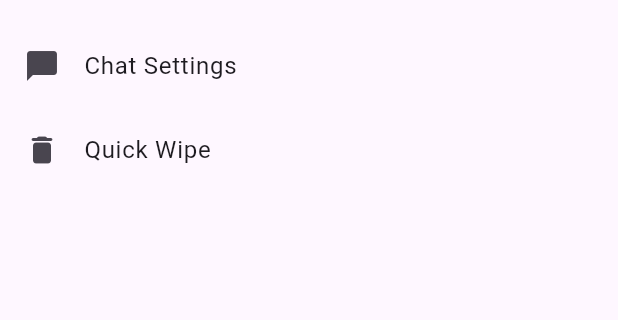
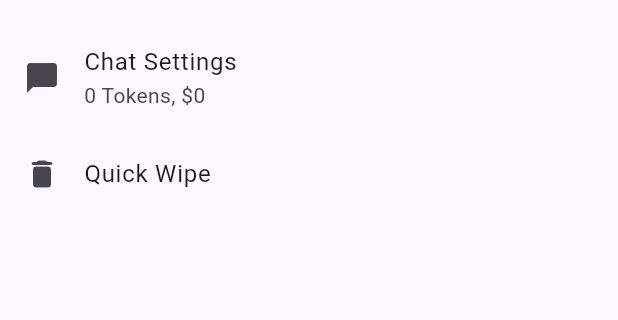
Before and after one commit to ArcaneArts/ars_cognitio, a Flutter app: the SettingsScreen screen opened directly, after a tap on "Quick Wipe", on a phone screen of 412 x 824 dp, the part 60-380 px from its top. Run offline on Flutter 3.47's test engine with Material 2 defaults, Android fonts, the phone set to English and light mode, and no system bars; our stand-ins replace blur, flutter_chat_types, flutter_chat_ui, flutter_markdown, get, googleapis_auth and 5 more; missing offline and left inert: dart_openai, dialoger, fast_log, flutter_gpt_tokenizer, googleapis, memcached and 3 more; accounts and stored records are empty; network calls fail.

Commit message:
works on macos

```diff
--- a/lib/model/data.dart
+++ b/lib/model/data.dart
@@ -10,6 +10,8 @@
 import 'package:ars_cognitio/model/chat/chat.dart';
 import 'package:ars_cognitio/model/generated_image.dart';
 import 'package:ars_cognitio/model/settings.dart';
+import 'package:ars_cognitio/services/chat_service.dart';
+import 'package:dart_openai/openai.dart';
 import 'package:json_annotation/json_annotation.dart';
 
 part 'data.g.dart';
@@ -19,6 +21,70 @@ class Data {
   List<Chat>? chats;
   Settings? settings;
   List<GeneratedImage>? generatedImages;
+  Map<String, int>? promptTokens;
+  Map<String, int>? completionTokens;
+
+  Map<String, int> getPromptTokens() {
+    promptTokens ??= {};
+    return promptTokens!;
+  }
+
+  Map<String, int> getCompletionTokens() {
+    completionTokens ??= {};
+    return completionTokens!;
+  }
+
+  void track(String model, OpenAIChatCompletionUsageModel usage) {
+    addTokens(model, usage.promptTokens, usage.completionTokens);
+  }
+
+  int getTotalPromptTokens() {
+    List<int> c = [...getPromptTokens().values];
+    if (c.length < 2) {
+      c.add(0);
+      c.add(0);
+    }
+
+    return c.reduce((a, b) => a + b);
+  }
+
+  int getTotalCompletionTokens() {
+    List<int> c = [...getCompletionTokens().values];
+    if (c.length < 2) {
+      c.add(0);
+      c.add(0);
+    }
+
+    return c.reduce((a, b) => a + b);
+  }
+
+  int getTotalTokens() => getTotalPromptTokens() + getTotalCompletionTokens();
+
+  double getTotalCost() {
+    double total = 0;
+    for (var model in getPromptTokens().keys) {
+      total += (getPromptTokensFor(model) / 1000.0) * (promptCost[model] ?? 0);
+    }
+    for (var model in getCompletionTokens().keys) {
+      total += (getCompletionTokensFor(model) / 1000.0) *
+          (completionCost[model] ?? 0);
+    }
+
+    return total;
+  }
+
+  int getPromptTokensFor(String model) => getPromptTokens()[model] ?? 0;
+
+  int getCompletionTokensFor(String model) => getCompletionTokens()[model] ?? 0;
+
+  List<String> getTrackedChatModels() =>
+      {...getPromptTokens().keys, ...getCompletionTokens().keys}.toList();
+
+  void addTokens(String model, int promptTokens, int completionTokens) {
+    getPromptTokens()[model] = (getPromptTokens()[model] ?? 0) + promptTokens;
+    getCompletionTokens()[model] =
+        (getCompletionTokens()[model] ?? 0) + completionTokens;
+  }
 
   List<GeneratedImage> getGenerated() {
     generatedImages ??= [];
--- a/lib/services/diffusion_service.dart
+++ b/lib/services/diffusion_service.dart
@@ -461,11 +461,6 @@ class DiffusionService extends ArsCognitioService {
           .toList())
       .then((value) {
         value.insert(0, defaultModel);
-
-        for (DiffusionModel i in value) {
-          info("${i.id}(${i.name}): ${i.description}");
-        }
-
         return value;
       });
 
--- a/lib/ui/diffusion.dart
+++ b/lib/ui/diffusion.dart
@@ -32,7 +32,7 @@ class _DiffusionScreenState extends State<DiffusionScreen> {
 
   @override
   void initState() {
-    _timer = Timer.periodic(const Duration(seconds: 30), (_) {
+    _timer = Timer.periodic(const Duration(seconds: 60), (_) {
       setState(() {
         stableDiffusionService().systemLoad();
       });
--- a/lib/ui/material_app.dart
+++ b/lib/ui/material_app.dart
@@ -121,7 +121,10 @@ class _ChatViewScreenMaterialState extends State<ChatViewScreenMaterial> {
   @override
   Widget build(BuildContext context) => Scaffold(
         appBar: AppBar(
-          title: Text(widget.conversation.title ?? "Untitled"),
+          title: ListTile(
+            title: Text(widget.conversation.title ?? "Untitled"),
+            subtitle: Text(chatService().tkSummary()),
+          ),
         ),
         body: chat.Chat(
           messages: [
--- a/pubspec.yaml
+++ b/pubspec.yaml
@@ -42,6 +42,9 @@ dependencies:
   memcached: ^1.0.2
   blur: ^3.1.0
   shimmer: ^2.0.0
+  flutter_chat_types: ^3.6.0
+  flutter_gpt_tokenizer: ^0.1.0
+  intl: ^0.17.0
 dev_dependencies:
   flutter_test:
     sdk: flutter
```
Also changed, not shown: lib/services/chat_service.dart (+49 -8 lines), lib/ui/image.dart (+25 -0 lines), lib/ui/settings.dart (+7 -6 lines), lib/model/data.g.dart, pubspec.lock, 5 other files.
